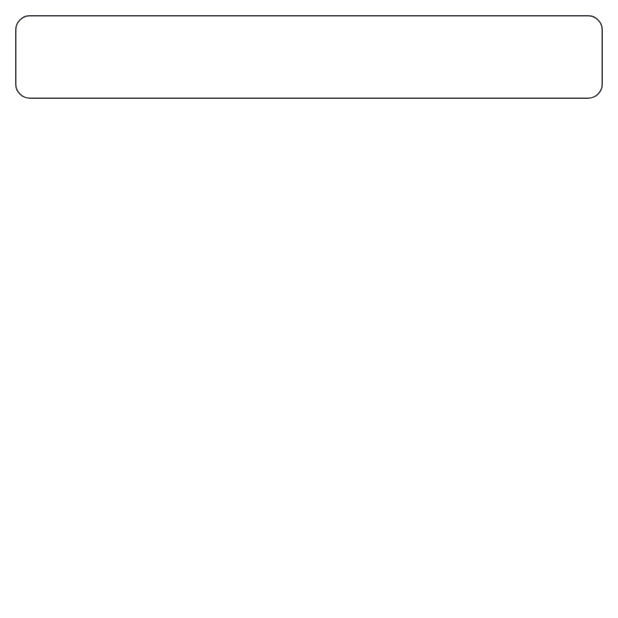
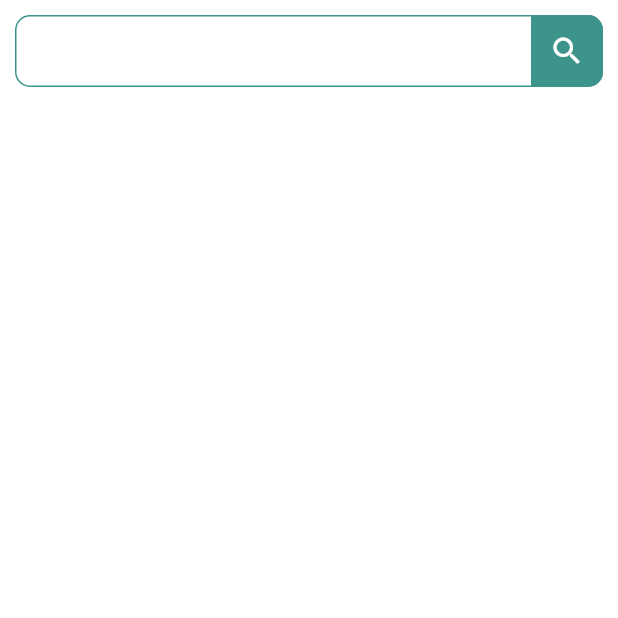
Before and after one commit to JayGandhi1709/TV-Maze-IMDB-Movie-APP, a Flutter app: the SearchScreen screen opened directly, on a phone screen of 412 x 824 dp, the top half of it. Run offline on Flutter 3.47's test engine with Material 3 defaults, Android fonts, the phone set to English and light mode, and no system bars; our stand-ins replace cached_network_image; network calls fail.

Commit message:
Enhance UI elements and improve search functionality

```diff
--- a/lib/base_screen.dart
+++ b/lib/base_screen.dart
@@ -24,7 +24,7 @@ class _BaseScreenState extends State<BaseScreen> {
       appBar: AppBar(
         title: CachedNetworkImage(
           imageUrl: 'https://static.tvmaze.com/images/tvm-header-logo.png',
-          height: 35,
+          height: 40,
         ),
       ),
       body: screens[currentIndex],
--- a/lib/home_screen.dart
+++ b/lib/home_screen.dart
@@ -82,9 +82,9 @@ class _HomeScreenState extends State<HomeScreen> {
                         : 'https://static.tvmaze.com/images/no-img/no-img-portrait-text.png';
                     // : 'https://via.placeholder.com/200x300';
                     final title = movie['name'];
-                    final summary =
-                        movie['summary']?.replaceAll(RegExp(r'<[^>]*>'), '') ??
-                            'No summary available.';
+                    // final summary =
+                    //     movie['summary']?.replaceAll(RegExp(r'<[^>]*>'), '') ??
+                    //         'No summary available.';
                     final gerne = movie['genres'];
 
                     return GestureDetector(
--- a/lib/search_screen.dart
+++ b/lib/search_screen.dart
@@ -42,45 +42,80 @@ class _SearchScreenState extends State<SearchScreen> {
           children: [
             TextField(
               controller: _controller,
-              // onEditingComplete: () {
-              //   searchMovies(_controller.text);
-              // },
               onChanged: (value) {
                 if (value.isEmpty) {
                   setState(() {
                     searchResults = [];
                   });
                 }
-                Future.delayed(const Duration(seconds: 2), () {
+                Future.delayed(const Duration(seconds: 1), () {
                   searchMovies(_controller.text);
                 });
               },
+              // onTapOutside: , remove focus
+              onTapOutside: (event) {
+                FocusScope.of(context).unfocus();
+              },
               style: const TextStyle(color: Colors.white),
-              decoration: const InputDecoration(
-                hintText: 'Search Movies...',
-                hintStyle: TextStyle(
+              keyboardType: TextInputType.text,
+              textInputAction: TextInputAction.search,
+              decoration: InputDecoration(
+                hintText: 'Search Movies & Tv Shows...',
+                hintStyle: const TextStyle(
                   color: Colors.white,
                 ),
-                labelStyle: TextStyle(
+                labelStyle: const TextStyle(
                   color: Colors.white,
                 ),
                 suffixIconColor: Colors.white,
-                suffixIcon: Icon(Icons.search),
-                border: OutlineInputBorder(
-                  borderRadius: BorderRadius.all(
-                    Radius.circular(10),
-                  ),
-                  borderSide: BorderSide(
-                    color: Colors.white,
+                suffixIcon: IconButton(
+                  padding: const EdgeInsets.all(0),
+                  icon: const Icon(Icons.search),
+                  onPressed: () {
+                    searchMovies(_controller.text);
+                  },
+                  style: ButtonStyle(
+                    backgroundColor: WidgetStateProperty.all(
+                      const Color.fromRGBO(60, 148, 139, 1),
+                    ),
+                    shape: WidgetStateProperty.all(
+                      const RoundedRectangleBorder(
+                        borderRadius: BorderRadius.only(
+                          topRight: Radius.circular(10),
+                          bottomRight: Radius.circular(10),
+                        ),
+                        side: BorderSide(
+                          color: Color.fromRGBO(60, 148, 139, 0),
+                          width: 0,
+                          style: BorderStyle.none,
+                        ),
+                      ),
+                    ),
+                    visualDensity: const VisualDensity(
+                      horizontal: -4,
+                      vertical: -4,
+                    ),
                   ),
                 ),
-                focusedBorder: OutlineInputBorder(
+                focusedBorder: const OutlineInputBorder(
                   borderRadius: BorderRadius.all(
                     Radius.circular(10),
                   ),
                   borderSide: BorderSide(
                     color: Color.fromRGBO(60, 148, 139, 1),
                   ),
+                ),
+                enabledBorder: const OutlineInputBorder(
+                  borderRadius: BorderRadius.all(
+                    Radius.circular(10),
+                  ),
+                  borderSide: BorderSide(
+                    color: Color.fromRGBO(60, 148, 139, 1),
+                  ),
+                ),
+                contentPadding: const EdgeInsets.symmetric(
+                  vertical: 10,
+                  horizontal: 10,
                 ),
                 fillColor: Colors.white38,
                 filled: true,
@@ -109,7 +144,7 @@ class _SearchScreenState extends State<SearchScreen> {
                             fit: BoxFit.contain,
                           ),
                           title: Text(
-                              "${show['name']} ${show['premiered'] != null ? (show['premiered'].split("-").first) : ''}"),
+                              "${show['name']} ${show['premiered'] != null ? '(${show['premiered'].split("-").first})' : ''}"),
                           // subtitle: Text(
                           //   show['summary']
                           //           ?.replaceAll(RegExp(r'<[^>]*>'), '') ??
```
